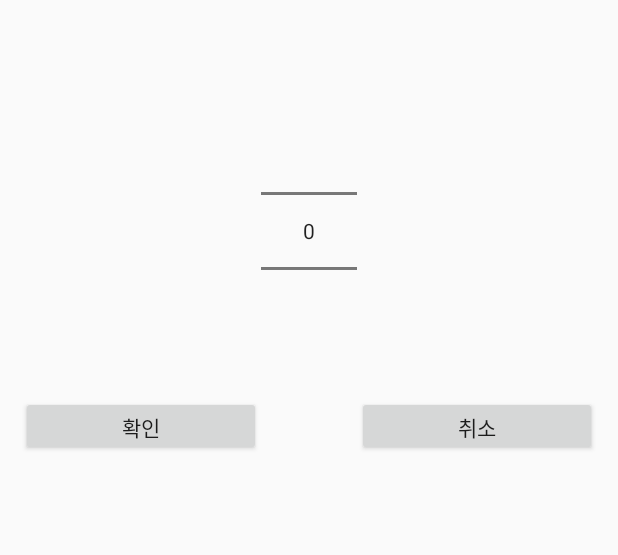
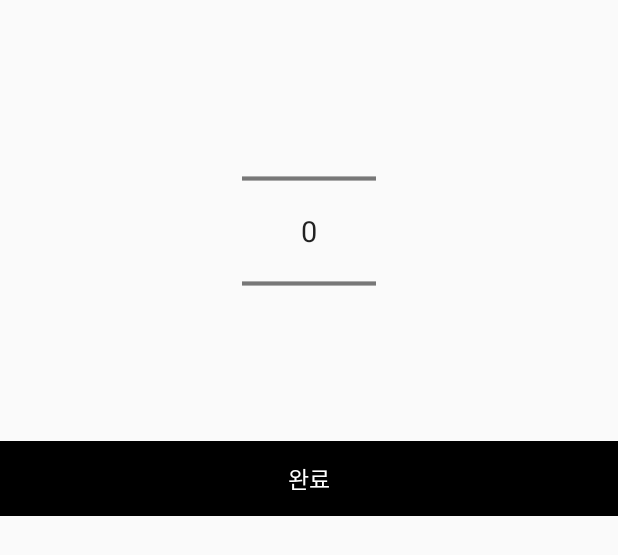
Before and after one commit to kpk0314/NoStress, an Android app: the layout dialog.xml on its own in the app's theme, with its tools: preview values and no code run, on a phone screen of 412 x 824 dp. Shown: the top 555 px of the screen. Run offline under Robolectric (Android 15) with nearby library versions, the light colour scheme and no system bars.

Commit message:
메인화면 이전 단계(초기화면, 로그인, 회원가입, 사용자 정보 등록 창) 디자인 완료 - 실험을 위해 통신 부분은 주석 처리(회원가입 -> 사용자 정보 등록)

```diff
--- a/app/src/main/java/com/sourcey/materiallogindemo/InitialActivity.java
+++ b/app/src/main/java/com/sourcey/materiallogindemo/InitialActivity.java
@@ -75,7 +75,7 @@ public class InitialActivity extends AppCompatActivity {
         btn_first.setOnClickListener(new View.OnClickListener() {
             @Override
             public void onClick(View v) {
-                Intent intent = new Intent(getApplicationContext(), PrivacyActivity.class);
+                Intent intent = new Intent(getApplicationContext(), SignupActivity.class);
                 startActivity(intent);
                 finish();
             }
--- a/app/src/main/res/layout/dialog.xml
+++ b/app/src/main/res/layout/dialog.xml
@@ -8,28 +8,49 @@
         android:layout_height="wrap_content"
         android:layout_alignParentTop="true"
         android:layout_centerHorizontal="true"
-        android:layout_marginTop="64dp" />
+        android:layout_marginTop="64dp"
+        android:scaleX="1.4"
+        android:scaleY="1.4"
+        android:descendantFocusability="blocksDescendants"
+        />
+
+    <LinearLayout
+        android:id="@+id/ll"
+        android:layout_width="match_parent"
+        android:layout_height="wrap_content"
+        android:layout_below="@+id/numberPicker1"
+        android:orientation="horizontal"
+        android:background="#EEEEEE"
+        android:layout_marginTop="50dp">
+
+        <!--<android.support.v7.widget.AppCompatButton-->
+            <!--android:id="@+id/button2"-->
+            <!--android:layout_width="0dp"-->
+            <!--android:layout_height="40dp"-->
+            <!--android:layout_weight="1"-->
+            <!--android:background="@color/black"-->
+            <!--android:text="취소"-->
+            <!--android:textColor="@color/white"-->
+            <!--android:textSize="15dp" />-->
+
+        <android.support.v7.widget.AppCompatButton
+            android:id="@+id/finish"
+            android:layout_width="0dp"
+            android:layout_height="50dp"
+            android:layout_weight="1"
+            android:background="@color/black"
+            android:text="완료"
+            android:textColor="@color/white"
+            android:textSize="15dp" />
 
 
-    <Button
-        android:id="@+id/button2"
-        android:layout_width="160dp"
-        android:layout_height="40dp"
-        android:text="취소"
-        android:layout_marginTop="20dp"
-        android:layout_below="@+id/numberPicker1"
-        android:layout_toRightOf="@+id/numberPicker1"
-        android:layout_toEndOf="@+id/numberPicker1" />
 
-    <Button
-        android:id="@+id/button1"
-        android:layout_width="160dp"
-        android:layout_height="40dp"
-        android:text="확인"
-        android:layout_marginTop="20dp"
-        android:layout_below="@+id/numberPicker1"
-        android:layout_toLeftOf="@+id/numberPicker1"
-        android:layout_toStartOf="@+id/numberPicker1" />
+
+    </LinearLayout>
+
+
+
+
 
 
 </RelativeLayout>
```
Also changed, not shown: app/src/main/java/com/sourcey/materiallogindemo/PrivacyActivity.java (+41 -38 lines), app/src/main/java/com/sourcey/materiallogindemo/SignupActivity.java (+27 -25 lines).
